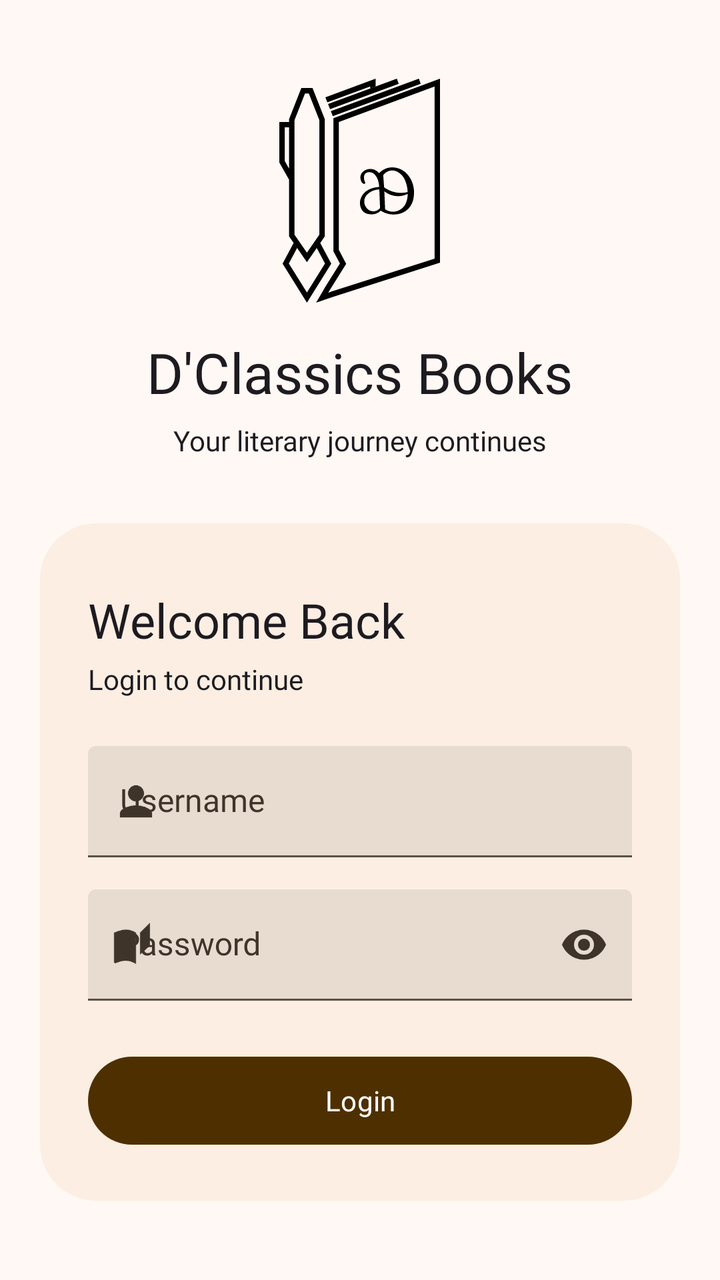
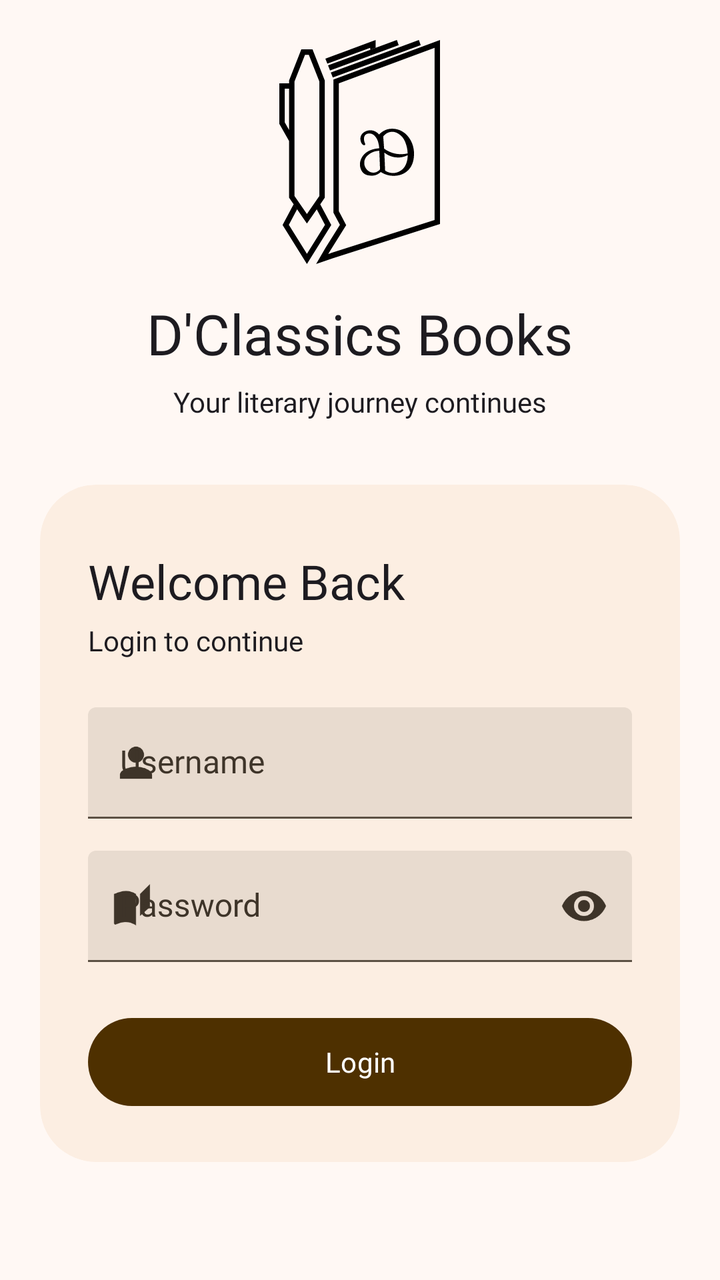

Two renders of the same Android screen: before a commit and after it. Below are the layout's source before the change and the commit's diff.
<!-- AndroidManifest.xml: application theme Theme.DClassicsBooks -->
<!-- res/layout/activity_login.xml -->
<?xml version="1.0" encoding="utf-8"?>
<ScrollView xmlns:android="http://schemas.android.com/apk/res/android"
    xmlns:app="http://schemas.android.com/apk/res-auto"
    android:layout_width="match_parent"
    android:layout_height="match_parent"
    android:fillViewport="true">

    
    <LinearLayout
        android:layout_width="match_parent"
        android:layout_height="wrap_content"
        android:minHeight="600dp"
        android:gravity="center_vertical"
        android:orientation="vertical"
        android:paddingVertical="@dimen/space400">

            
            <LinearLayout
                android:layout_width="match_parent"
                android:layout_height="wrap_content"
                android:orientation="vertical"
                android:gravity="center"
                android:layout_marginBottom="@dimen/space400">

                <ImageView
                    android:layout_width="81dp"
                    android:layout_height="112dp"
                    android:src="@drawable/logo"
                    android:contentDescription="Logo"
                    android:layout_marginBottom="@dimen/space100" />

                <TextView
                    android:layout_width="wrap_content"
                    android:layout_height="wrap_content"
                    android:layout_marginTop="@dimen/space100"
                    android:text="@string/app_name"
                    android:textAppearance="?attr/textAppearanceHeadlineMedium" />

                <TextView
                    android:layout_width="wrap_content"
                    android:layout_height="wrap_content"
                    android:text="@string/login_subtitle"
                    android:textAppearance="?attr/textAppearanceBodyMedium"
                    android:layout_marginTop="@dimen/space075"/>

            </LinearLayout>

            
            <com.google.android.material.card.MaterialCardView
                android:layout_width="match_parent"
                android:layout_height="wrap_content"
                android:layout_marginHorizontal="@dimen/space250"
                app:shapeAppearance="@style/ShapeAppearance.Material3.Corner.ExtraLarge">

                <LinearLayout
                    android:layout_width="match_parent"
                    android:layout_height="wrap_content"
                    android:orientation="vertical"
                    android:paddingHorizontal="@dimen/space300"
                    android:paddingTop="@dimen/space400"
                    android:paddingBottom="@dimen/space300">

                    <TextView
                        android:layout_width="wrap_content"
                        android:layout_height="wrap_content"
                        android:text="@string/welcome_back"
                        android:textAppearance="?attr/textAppearanceHeadlineSmall" />

                    <LinearLayout
                        android:layout_width="wrap_content"
                        android:layout_height="wrap_content"
                        android:orientation="horizontal"
                        android:gravity="center_vertical"
                        android:layout_marginTop="@dimen/space050"
                        android:layout_marginBottom="@dimen/space300">

                        <TextView
                            android:layout_width="wrap_content"
                            android:layout_height="wrap_content"
                            android:text="Login to continue"
                            android:textAppearance="?attr/textAppearanceBodyMedium"/>
                    </LinearLayout>

                    <com.google.android.material.textfield.TextInputLayout
                        android:id="@+id/til_username"
                        style="@style/Widget.Material3.TextInputLayout.FilledBox"
                        android:layout_width="match_parent"
                        android:layout_height="wrap_content"
                        android:hint="@string/username_hint"
                        app:startIconDrawable="@drawable/ic_person">

                        <com.google.android.material.textfield.TextInputEditText
                            android:id="@+id/et_username"
                            android:layout_width="match_parent"
                            android:layout_height="wrap_content"
                            android:inputType="text"
                            android:imeOptions="actionNext"/>
                    </com.google.android.material.textfield.TextInputLayout>

                    <com.google.android.material.textfield.TextInputLayout
                        android:id="@+id/til_password"
                        style="@style/Widget.Material3.TextInputLayout.FilledBox"
                        android:layout_width="match_parent"
                        android:layout_height="wrap_content"
                        android:layout_marginTop="@dimen/space200"
                        android:hint="@string/password_hint"
                        app:startIconDrawable="@drawable/ic_auto_stories"
                        app:endIconMode="password_toggle">

                        <com.google.android.material.textfield.TextInputEditText
                            android:id="@+id/et_password"
                            android:layout_width="match_parent"
                            android:layout_height="wrap_content"
                            android:inputType="textPassword"
                            android:imeOptions="actionDone"/>
                    </com.google.android.material.textfield.TextInputLayout>

                    <Button
                        android:id="@+id/btn_login"
                        android:layout_width="match_parent"
                        android:layout_height="52dp"
                        android:layout_marginTop="@dimen/space300"
                        android:text="@string/btn_login"/>

                </LinearLayout>
            </com.google.android.material.card.MaterialCardView>

    </LinearLayout>
</ScrollView>
<!-- resources referenced by this layout -->
<resources>
  <dimen name="space050">4dp</dimen>
  <dimen name="space075">6dp</dimen>
  <dimen name="space100">8dp</dimen>
  <dimen name="space200">16dp</dimen>
  <dimen name="space250">20dp</dimen>
  <dimen name="space300">24dp</dimen>
  <dimen name="space400">32dp</dimen>
  <string name="app_name">D\'Classics Books</string>
  <string name="btn_login">Login</string>
  <string name="login_subtitle">Your literary journey continues</string>
  <string name="password_hint">Password</string>
  <string name="username_hint">Username</string>
  <string name="welcome_back">Welcome Back</string>
  <style name="Theme.DClassicsBooks" parent="Theme.DClassicsBooks.Base" />
  <color name="primary">#4E3000</color>
  <color name="white">#FFFFFF</color>
  <color name="primary_container">#926421</color>
  <color name="secondary">#45331C</color>
  <color name="secondary_container">#80694E</color>
  <color name="accent">#00385F</color>
  <color name="accent_container">#43709D</color>
  <color name="error">#740006</color>
  <color name="error_container">#CF2C27</color>
  <color name="surface">#FFF8F4</color>
  <color name="surface_container_low">#FCEEE2</color>
  <color name="surface_container">#F3E6DA</color>
  <color name="surface_container_high">#E8DBCF</color>
  <color name="outline">#5C5144</color>
  <color name="outline_variant">#776B5E</color>
  <color name="on_surface">#161009</color>
  <color name="on_surface_variant">#3E3429</color>
  <style name="Typography.DisplayLarge" parent="TextAppearance.Material3.DisplayLarge">
          <item name="fontFamily">@font/aleo_semibold</item>
          <item name="android:fontFamily">@font/aleo_semibold</item>
      </style>
  <style name="Typography.DisplaySmall" parent="TextAppearance.Material3.DisplaySmall">
          <item name="fontFamily">@font/aleo_semibold</item>
          <item name="android:fontFamily">@font/aleo_semibold</item>
      </style>
  <style name="Typography.HeadlineLarge" parent="TextAppearance.Material3.HeadlineLarge">
          <item name="fontFamily">@font/aleo_semibold</item>
          <item name="android:fontFamily">@font/aleo_semibold</item>
      </style>
  <style name="Typography.HeadlineSmall" parent="TextAppearance.Material3.HeadlineSmall">
          <item name="fontFamily">@font/aleo_semibold</item>
          <item name="android:fontFamily">@font/aleo_semibold</item>
      </style>
  <style name="Typography.TitleLarge" parent="TextAppearance.Material3.TitleLarge">
          <item name="fontFamily">@font/aleo_semibold</item>
          <item name="android:fontFamily">@font/aleo_semibold</item>
      </style>
  <style name="Typography.TitleMedium" parent="TextAppearance.Material3.TitleMedium">
          <item name="fontFamily">@font/aleo_semibold</item>
          <item name="android:fontFamily">@font/aleo_semibold</item>
      </style>
  <style name="Typography.TitleSmall" parent="TextAppearance.Material3.TitleSmall">
          <item name="fontFamily">@font/aleo_semibold</item>
          <item name="android:fontFamily">@font/aleo_semibold</item>
      </style>
  <style name="Typography.LabelLarge" parent="TextAppearance.Material3.LabelLarge">
          <item name="fontFamily">@font/inter_medium</item>
          <item name="android:fontFamily">@font/inter_medium</item>
      </style>
  <style name="Typography.LabelMedium" parent="TextAppearance.Material3.LabelMedium">
          <item name="fontFamily">@font/inter_medium</item>
          <item name="android:fontFamily">@font/inter_medium</item>
      </style>
  <style name="Typography.LabelSmall" parent="TextAppearance.Material3.LabelSmall">
          <item name="fontFamily">@font/inter_medium</item>
          <item name="android:fontFamily">@font/inter_medium</item>
      </style>
  <style name="Widget.DClassicsBooks.CardView" parent="Widget.Material3.CardView.Filled">
          <item name="cardBackgroundColor">?attr/colorSurfaceContainerLow</item>
          <item name="strokeWidth">0dp</item>
      </style>
  <!-- unchanged entries left out for length: 9 -->
</resources>

<!-- the commit's change to res/layout/activity_login.xml (unified diff, before → after) -->
@@ -1,19 +1,22 @@
 <?xml version="1.0" encoding="utf-8"?>
-<ScrollView xmlns:android="http://schemas.android.com/apk/res/android"
+<androidx.coordinatorlayout.widget.CoordinatorLayout xmlns:android="http://schemas.android.com/apk/res/android"
     xmlns:app="http://schemas.android.com/apk/res-auto"
+    android:id="@+id/coordinator"
     android:layout_width="match_parent"
-    android:layout_height="match_parent"
-    android:fillViewport="true">
+    android:layout_height="match_parent">
 
-    
-    <LinearLayout
+    <androidx.core.widget.NestedScrollView
+        android:id="@+id/nested_scroll_view"
         android:layout_width="match_parent"
-        android:layout_height="wrap_content"
-        android:minHeight="600dp"
-        android:gravity="center_vertical"
-        android:orientation="vertical"
-        android:paddingVertical="@dimen/space400">
+        android:layout_height="match_parent">
 
+        
+        <LinearLayout
+            android:layout_width="match_parent"
+            android:layout_height="wrap_content"
+            android:layout_gravity="center_vertical"
+            android:orientation="vertical"
+            android:minHeight="600dp">
             
             <LinearLayout
                 android:layout_width="match_parent"
@@ -125,5 +128,7 @@
                 </LinearLayout>
             </com.google.android.material.card.MaterialCardView>
 
-    </LinearLayout>
-</ScrollView>
+        </LinearLayout>
+    </androidx.core.widget.NestedScrollView>
+
+</androidx.coordinatorlayout.widget.CoordinatorLayout>
